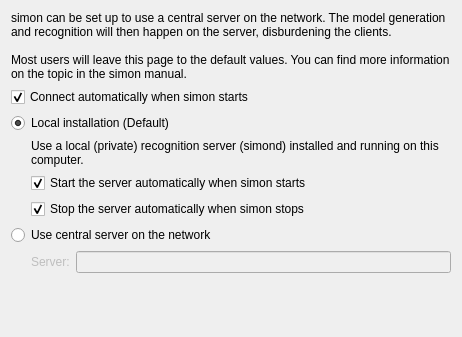
Qt form simon/src/firstrunsimondconfig.ui (KDE/simon) before a commit.
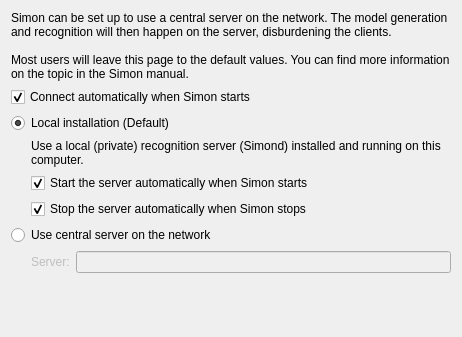
The same form after that commit. Custom widgets are drawn as their Qt base class.

What changed in the file:
```diff
--- a/simon/src/firstrunsimondconfig.ui
+++ b/simon/src/firstrunsimondconfig.ui
@@ -17,9 +17,9 @@
    <item>
     <widget class="QLabel" name="label_3">
      <property name="text">
-      <string>simon can be set up to use a central server on the network. The model generation and recognition will then happen on the server, disburdening the clients.
+      <string>Simon can be set up to use a central server on the network. The model generation and recognition will then happen on the server, disburdening the clients.
 
-Most users will leave this page to the default values. You can find more information on the topic in the simon manual.</string>
+Most users will leave this page to the default values. You can find more information on the topic in the Simon manual.</string>
      </property>
      <property name="wordWrap">
       <bool>true</bool>
@@ -29,7 +29,7 @@
    <item>
     <widget class="QCheckBox" name="cbConnectAutomatically">
      <property name="text">
-      <string>Connect automatically when simon starts</string>
+      <string>Connect automatically when Simon starts</string>
      </property>
      <property name="checked">
       <bool>true</bool>
@@ -69,7 +69,7 @@
        <item>
         <widget class="QLabel" name="label">
          <property name="text">
-          <string>Use a local (private) recognition server (simond) installed and running on this computer.</string>
+          <string>Use a local (private) recognition server (Simond) installed and running on this computer.</string>
          </property>
          <property name="wordWrap">
           <bool>true</bool>
@@ -79,7 +79,7 @@
        <item>
         <widget class="QCheckBox" name="cbStartSimond">
          <property name="text">
-          <string>Start the server automatically when simon starts</string>
+          <string>Start the server automatically when Simon starts</string>
          </property>
          <property name="checked">
           <bool>true</bool>
@@ -89,7 +89,7 @@
        <item>
         <widget class="QCheckBox" name="cbStopSimond">
          <property name="text">
-          <string>Stop the server automatically when simon stops</string>
+          <string>Stop the server automatically when Simon stops</string>
          </property>
          <property name="checked">
           <bool>true</bool>
```
